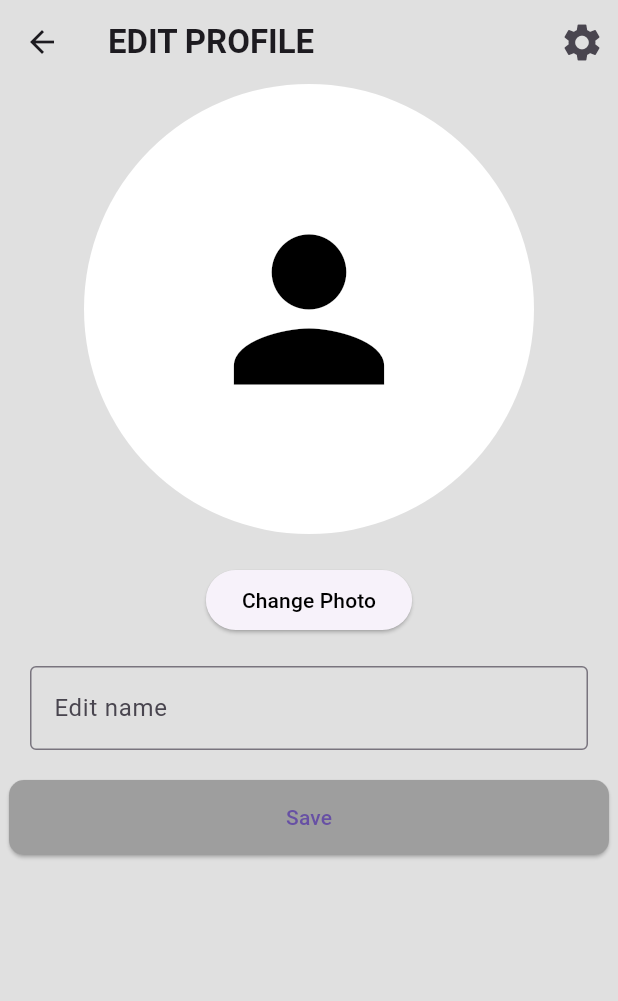
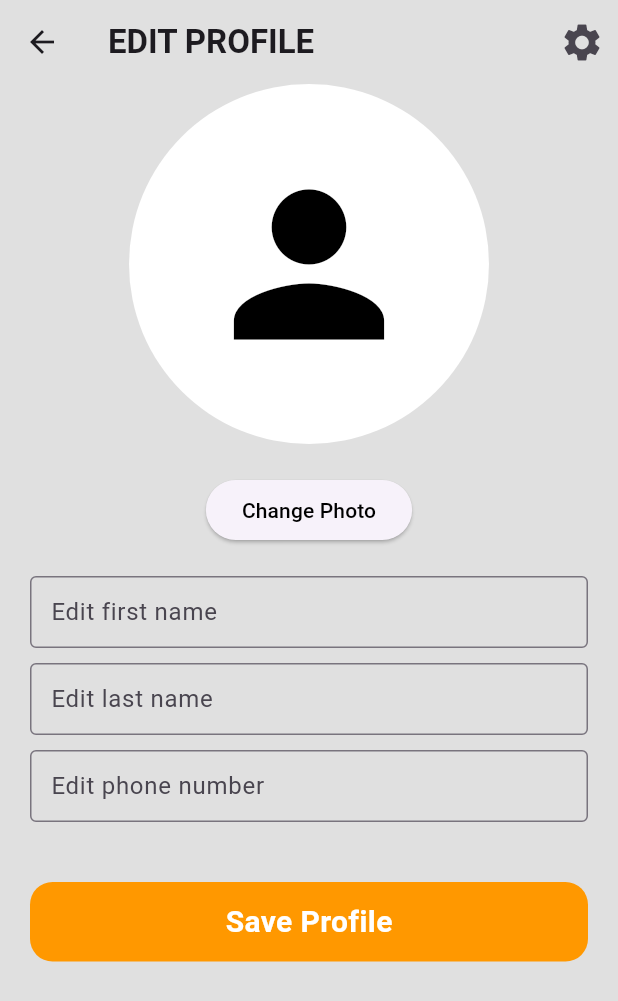
Before and after one commit to TechPyllars2024/AutoCareCarOwners, a Flutter app: the CarOwnerProfile screen opened directly, after a tap on the "edit" icon, on a phone screen of 412 x 824 dp. Shown: the top 1001 px of the screen. Run offline on Flutter 3.47's test engine with Material 3 defaults, Android fonts, the phone set to English and light mode, and no system bars; our stand-ins replace carousel_slider, cloud_firestore, curved_navigation_bar, firebase_auth, firebase_core, firebase_storage and 6 more; missing offline and left inert: flutter_pannable_rating_bar; accounts and stored records are empty.

Commit message:
Feature-Profile Management: updated the profile management

```diff
--- a/lib/Booking Management/widgets/dropdown.dart
+++ b/lib/Booking Management/widgets/dropdown.dart
@@ -10,7 +10,7 @@ class CustomDropdown<T> extends StatefulWidget {
   final Color textColor;
 
   const CustomDropdown({
-    Key? key,
+    super.key,
     required this.items,
     required this.initialValue,
     required this.onChanged,
@@ -18,7 +18,7 @@ class CustomDropdown<T> extends StatefulWidget {
     this.dropdownColor = Colors.grey,
     this.underlineColor = Colors.grey,
     this.textColor = Colors.black,
-  }) : super(key: key);
+  });
 
   @override
   _CustomDropdownState<T> createState() => _CustomDropdownState<T>();
@@ -46,7 +46,7 @@ class _CustomDropdownState<T> extends State<CustomDropdown<T>> {
       ),
       onChanged: (T? value) {
         setState(() {
-          dropdownValue = value!;
+          dropdownValue = value as T;
         });
         widget.onChanged(value);
       },
--- a/lib/ProfileManagement/models/car_owner_address_model.dart
+++ b/lib/ProfileManagement/models/car_owner_address_model.dart
@@ -1,39 +1,35 @@
 class CarOwnerAddressModel {
-  String fullName;
-  String phoneNumber;
-  String street;
+  String houseNumberandStreet;
   String baranggay;
   String city;
   String province;
+  String nearestLandmark;
   bool isDefault;
 
   CarOwnerAddressModel({
-    required this.fullName,
-    required this.phoneNumber,
-    required this.street,
+    required this.houseNumberandStreet,
     required this.baranggay,
     required this.city,
     required this.province,
+    required this.nearestLandmark,
     this.isDefault = false,
   });
 
   Map<String, dynamic> toMap() {
     return {
-      'fullName': fullName,
-      'phoneNumber': phoneNumber,
-      'street': street,
+      'houseNumberandStreet': houseNumberandStreet,
       'baranggay': baranggay,
       'city': city,
       'province': province,
+      'nearestLandmark': nearestLandmark,
       'isDefault': isDefault,
     };
   }
 
   factory CarOwnerAddressModel.fromMap(Map<String, dynamic> map) {
     return CarOwnerAddressModel(
-      fullName: map['fullName'],
-      phoneNumber: map['phoneNumber'],
-      street: map['street'],
+      houseNumberandStreet: map['housenumberandStreet'],
+      nearestLandmark: map['nearestLandmark'],
       baranggay: map['baranggay'],
       city: map['city'],
       province: map['province'],
--- a/lib/ProfileManagement/models/car_owner_profile_model.dart
+++ b/lib/ProfileManagement/models/car_owner_profile_model.dart
@@ -1,14 +1,18 @@
 class CarOwnerProfileModel {
   final String uid;
   final String profileId;
-  final String name;
+  final String firstName;
+  final String lastName;
+  final String phoneNumber;
   final String email;
   final String profileImage;
 
   CarOwnerProfileModel({
     required this.uid,
     required this.profileId,
-    required this.name,
+    required this.firstName,
+    required this.lastName,
+    required this.phoneNumber,
     required this.email,
     required this.profileImage,
   });
@@ -18,7 +22,9 @@ class CarOwnerProfileModel {
     return CarOwnerProfileModel(
       uid: uid,
       profileId: doc['profileId'] ?? '',
-      name: doc['name'] ?? 'Unnamed',
+      firstName: doc['firstName'] ?? '',
+      lastName: doc['lastName'] ?? '',
+      phoneNumber: doc['phoneNumber'] ?? '',
       email: doc['email'] ?? 'No Email',
       profileImage: doc['profileImage'] ?? '',
     );
@@ -29,7 +35,9 @@ class CarOwnerProfileModel {
     return {
       'uid': uid,
       'profileId': profileId,
-      'name': name,
+      'firstName': firstName,
+      'lastName': lastName,
+      'phoneNumber': phoneNumber,
       'email': email,
       'profileImage': profileImage,
     };
--- a/lib/ProfileManagement/screens/car_owner_edit_profile.dart
+++ b/lib/ProfileManagement/screens/car_owner_edit_profile.dart
@@ -1,4 +1,5 @@
 import 'dart:io';
+import 'package:autocare_carowners/Booking%20Management/widgets/button.dart';
 import 'package:autocare_carowners/ProfileManagement/models/car_owner_profile_model.dart';
 import 'package:flutter/material.dart';
 import 'package:image_picker/image_picker.dart';
@@ -8,15 +9,16 @@ import '../services/profile_service.dart';
 class CarOwnerEditProfile extends StatefulWidget {
   final CarOwnerProfileModel currentUser;
 
-  const CarOwnerEditProfile({Key? key, required this.currentUser})
-      : super(key: key);
+  const CarOwnerEditProfile({super.key, required this.currentUser});
 
   @override
   State<CarOwnerEditProfile> createState() => _CarOwnerEditProfileState();
 }
 
 class _CarOwnerEditProfileState extends State<CarOwnerEditProfile> {
-  late TextEditingController nameController;
+  late TextEditingController firstNameController;
+  late TextEditingController lastNameController;
+  late TextEditingController phoneNumberController;
   late TextEditingController profileImageController;
   File? _image;
   bool _isLoading = false;
@@ -25,7 +27,9 @@ class _CarOwnerEditProfileState extends State<CarOwnerEditProfile> {
   @override
   void initState() {
     super.initState();
-    nameController = TextEditingController(text: widget.currentUser.name);
+    firstNameController = TextEditingController(text: widget.currentUser.firstName);
+    lastNameController = TextEditingController(text: widget.currentUser.lastName);
+    phoneNumberController = TextEditingController(text: widget.currentUser.phoneNumber);
     profileImageController =
         TextEditingController(text: widget.currentUser.profileImage);
   }
@@ -56,7 +60,9 @@ class _CarOwnerEditProfileState extends State<CarOwnerEditProfile> {
     final updatedProfile = CarOwnerProfileModel(
       profileId: widget.currentUser.profileId,
       uid: widget.currentUser.uid,
-      name: nameController.text,
+      firstName: firstNameController.text,
+      lastName: lastNameController.text,
+      phoneNumber: phoneNumberController.text,
       email: widget.currentUser.email,
       profileImage: profileImageController.text,
     );
@@ -96,7 +102,7 @@ class _CarOwnerEditProfileState extends State<CarOwnerEditProfile> {
                 children: [
                   GestureDetector(
                     child: CircleAvatar(
-                      radius: 150,
+                      radius: 120,
                       backgroundColor: Colors.white,
                       backgroundImage: _image != null
                           ? FileImage(_image!)
@@ -117,24 +123,42 @@ class _CarOwnerEditProfileState extends State<CarOwnerEditProfile> {
                         style: TextStyle(color: Colors.black)),
                   ),
                   Padding(
-                    padding: const EdgeInsets.all(20.0),
+                    padding: const EdgeInsets.only(left: 20, right: 20, top: 20),
                     child: TextField(
-                      controller: nameController,
+                      controller: firstNameController,
                       decoration: const InputDecoration(
                         border: OutlineInputBorder(),
-                        hintText: 'Edit name',
+                        hintText: 'Edit first name',
+                        contentPadding: EdgeInsets.all(10),
                       ),
                     ),
                   ),
-                  ElevatedButton(
-                    style: ElevatedButton.styleFrom(
-                      shape: RoundedRectangleBorder(
-                          borderRadius: BorderRadius.circular(10)),
-                      minimumSize: const Size(400, 50),
-                      backgroundColor: Colors.grey,
+                  Padding(
+                    padding: const EdgeInsets.only(left: 20, right: 20, top: 10),
+                    child: TextField(
+                      controller: lastNameController,
+                      decoration: const InputDecoration(
+                        border: OutlineInputBorder(),
+                        hintText: 'Edit last name',
+                        contentPadding: EdgeInsets.all(10),
+                      ),
                     ),
-                    onPressed: _saveProfile,
-                    child: const Text('Save'),
+                  ),
+                  Padding(
+                    padding: const EdgeInsets.only(left: 20, right: 20, top: 10),
+                    child: TextField(
+                      controller: phoneNumberController,
+                      decoration: const InputDecoration(
+                        border: OutlineInputBorder(),
+                        hintText: 'Edit phone number',
+                        contentPadding: EdgeInsets.all(10),
+                      ),
+                    ),
+                  ),
+                  const SizedBox(height: 20),
+                  WideButtons(
+                      onTap: _saveProfile,
+                      text: "Save Profile"
                   ),
                 ],
               ),
--- a/lib/ProfileManagement/screens/car_owner_profile.dart
+++ b/lib/ProfileManagement/screens/car_owner_profile.dart
@@ -98,15 +98,45 @@ class _CarOwnerProfileState extends State<CarOwnerProfile> {
                 padding: const EdgeInsets.only(top: 40.0),
                 child: Center(
                   child: Text(
-                    profile?.name ?? 'No available Name',
+                    '${profile?.firstName} ${profile?.lastName}' ?? '',
                     style: const TextStyle(
-                      fontSize: 40,
+                      fontSize: 35,
                       fontWeight: FontWeight.bold,
                     ),
                   ),
                 ),
               ),
 
+              Row(
+                mainAxisAlignment: MainAxisAlignment.center,
+                children: [
+                  const Icon(
+                    Icons.phone, // Phone icon
+                    size: 25,
+                    color: Colors.black54,
+                  ),
+                  const SizedBox(
+                      width: 10), // Adds space between the icon and text
+                  Text(
+                    profile?.phoneNumber ?? 'No phone number available',
+                    style: const TextStyle(
+                      fontSize: 25,
+                      color: Colors.black54,
+                    ),
+                  ),
+                ],
+              ),
+
+              Row(
+                mainAxisAlignment: MainAxisAlignment.center,
+                children: [
+                  const Icon(
+                    Icons.email, // Email icon
+                    size: 25,
+                    color: Colors.black54,
+                  ),
+                  const SizedBox(
+                      width: 10), // Adds space between the icon and text
                   Text(
                     userEmail ?? 'No available Email',
                     style: const TextStyle(
@@ -114,9 +144,10 @@ class _CarOwnerProfileState extends State<CarOwnerProfile> {
                       color: Colors.black54,
                     ),
                   ),
+                ],
+              ),
 
               // fetching defualt address
-              const SizedBox(height: 20),
               StreamBuilder<CarOwnerAddressModel?>(
                 stream: _profileService.getDefaultAddress(),
                 builder: (context, snapshot) {
@@ -129,8 +160,8 @@ class _CarOwnerProfileState extends State<CarOwnerProfile> {
                   if (snapshot.hasData && snapshot.data != null) {
                     final defaultAddress = snapshot.data!;
                     return Padding(
-                      padding: const EdgeInsets.only(
-                          top: 40.0, left: 20, bottom: 50),
+                      padding:
+                          const EdgeInsets.only(top: 25, left: 20, bottom: 50),
                       child: Row(
                         crossAxisAlignment: CrossAxisAlignment.start,
                         children: [
@@ -140,13 +171,15 @@ class _CarOwnerProfileState extends State<CarOwnerProfile> {
                             crossAxisAlignment: CrossAxisAlignment.start,
                             children: [
                               Text(
-                                '${defaultAddress.street}, ${defaultAddress.baranggay}',
-                                style: const TextStyle(color: Colors.black54, fontSize: 20),
+                                '${defaultAddress.houseNumberandStreet}, ${defaultAddress.baranggay}',
+                                style: const TextStyle(
+                                    color: Colors.black54, fontSize: 20),
                               ),
-                              const SizedBox(height: 4), // Adds some spacing between lines
+                              const SizedBox(height: 4),
                               Text(
                                 '${defaultAddress.city}, ${defaultAddress.province}',
-                                style: const TextStyle(color: Colors.black54, fontSize: 20),
+                                style: const TextStyle(
+                                    color: Colors.black54, fontSize: 20),
                               ),
                             ],
                           ),
@@ -161,33 +194,44 @@ class _CarOwnerProfileState extends State<CarOwnerProfile> {
                 },
               ),
 
-              ElevatedButton(
+              Padding(
+                padding: const EdgeInsets.only(
+                    left: 20, right: 20), // Adjust the padding value as needed
+                child: ElevatedButton(
+                  style: ElevatedButton.styleFrom(
+                    shape: RoundedRectangleBorder(
+                      borderRadius: BorderRadius.circular(10),
+                    ),
+                    minimumSize: const Size(400, 50),
+                    backgroundColor: Colors.orange,
+                  ),
+                  onPressed: () {
+                    Navigator.push(
+                      context,
+                      MaterialPageRoute(
+                        builder: (context) => const CarOwnerAddress(),
+                      ),
+                    );
+                  },
+                  child: const Text(
+                    'ADDRESS',
+                    style: TextStyle(
+                      fontWeight: FontWeight.bold,
+                      color: Colors.white,
+                      fontSize: 20,
+                    ),
+                  ),
+                ),
+              ),
+              const SizedBox(height: 12),
+              Padding(
+                padding: const EdgeInsets.only(left: 20, right: 20),
+                child: ElevatedButton(
                   style: ElevatedButton.styleFrom(
                     shape: RoundedRectangleBorder(
                         borderRadius: BorderRadius.circular(10)),
                     minimumSize: const Size(400, 50),
-                  backgroundColor: Colors.grey,
-                ),
-                onPressed: () {
-                  Navigator.push(
-                      context,
-                      //pushReplacement if you don't want to go back
-                      MaterialPageRoute(
-                          builder: (context) => const CarOwnerAddress()));
-                },
-                child: const Text('ADDRESS',
-                    style: TextStyle(
-                        fontWeight: FontWeight.bold,
-                        color: Colors.white,
-                        fontSize: 20)),
-              ),
-              const SizedBox(height: 12),
-              ElevatedButton(
-                style: ElevatedButton.styleFrom(
-                  shape: RoundedRectangleBorder(
-                      borderRadius: BorderRadius.circular(10)),
-                  minimumSize: const Size(400, 50),
-                  backgroundColor: Colors.grey,
+                    backgroundColor: Colors.orange,
                   ),
                   onPressed: () {
                     Navigator.push(
@@ -202,6 +246,7 @@ class _CarOwnerProfileState extends State<CarOwnerProfile> {
                           color: Colors.white,
                           fontSize: 20)),
                 ),
+              )
             ],
           ),
         ],
--- a/lib/ProfileManagement/services/profile_service.dart
+++ b/lib/ProfileManagement/services/profile_service.dart
@@ -3,6 +3,7 @@ import 'dart:io';
 import 'package:cloud_firestore/cloud_firestore.dart';
 import 'package:firebase_auth/firebase_auth.dart';
 import 'package:firebase_storage/firebase_storage.dart';
+import 'package:logger/logger.dart';
 import '../models/car_owner_address_model.dart';
 import '../models/car_owner_profile_model.dart';
 
@@ -10,6 +11,7 @@ class CarOwnerProfileService {
   final FirebaseAuth _auth = FirebaseAuth.instance;
   final FirebaseFirestore _firestore = FirebaseFirestore.instance;
   final FirebaseStorage _storage = FirebaseStorage.instance;
+  final logger = Logger();
 
   Future<String> uploadProfileImage(File imageFile, String uid) async {
     final storageRef = _storage.ref().child('profile_images/$uid');
@@ -25,14 +27,18 @@ class CarOwnerProfileService {
   }
 
   Future<String?> getUserEmail() async {
-    final user = _auth.currentUser;
-    return user?.email;
+    try {
+      final user = _auth.currentUser;
+      return user?.email;
+    } catch (e) {
+      logger.i('Error fetching user email: $e');
+      return null;
+    }
   }
 
   // Fetch user profile from Firestore or return default profile
   Future<CarOwnerProfileModel?> fetchUserProfile() async {
     final user = _auth.currentUser;
-    String profileId = _firestore.collection("car_owner_profile").doc().id;
     if (user != null) {
       try {
         final doc = await _firestore
@@ -40,29 +46,38 @@ class CarOwnerProfileService {
             .doc(user.uid)
             .get();
         final data = doc.data();
+
         if (data != null) {
           return CarOwnerProfileModel.fromDocument(data, user.uid);
         } else {
+          // Return a default profile if no data found
           return CarOwnerProfileModel(
-            profileId: profileId,
+            profileId: _firestore.collection("car_owner_profile").doc().id,
             uid: user.uid,
-            name: user.displayName ?? '',
-            email: user.email ?? '',
+            firstName: user.displayName ?? 'Unknown',
+            lastName: user.displayName ?? 'Unknown',
+            phoneNumber: user.phoneNumber ?? 'Unknown',
+            email: user.email ?? 'No email',
             profileImage: '',
           );
         }
       } catch (e) {
-        // Handle potential Firestore errors
+        logger.i('Error fetching user profile: $e');
         return null;
       }
     }
-    return null;
+    return null; // Return null if user is not logged in
   }
 
   // Fetch user email directly from Firebase Auth
   Future<String?> fetchUserEmail() async {
-    final user = _auth.currentUser;
-    return user?.email;
+    try {
+      final user = _auth.currentUser;
+      return user?.email;
+    } catch (e) {
+      logger.i('Error fetching user email: $e');
+      return null;
+    }
   }
 
   // Fetch default address using Firestore streams
@@ -85,8 +100,8 @@ class CarOwnerProfileService {
           }
         }
       } catch (e) {
-        // Handle potential Firestore errors
-        yield null;
+        logger.i('Error fetching default address: $e');
+        yield null; // Return null in case of an error
       }
     }
   }
```
Also changed, not shown: lib/Booking Management/widgets/date_selection.dart (renamed from lib/Booking Management/widgets/dateSelection.dart, +9 -2 lines), lib/ProfileManagement/screens/carDetails.dart (+6 -69 lines), lib/ProfileManagement/screens/car_owner_addresses.dart (+30 -44 lines), lib/ProfileManagement/services/addresses_service.dart (+29 -0 lines), lib/ProfileManagement/services/car_details_service.dart (+22 -0 lines), lib/Service Directory Management/services/categories_service.dart (+18 -7 lines). Lines whose indentation alone changed are shown as unchanged.
